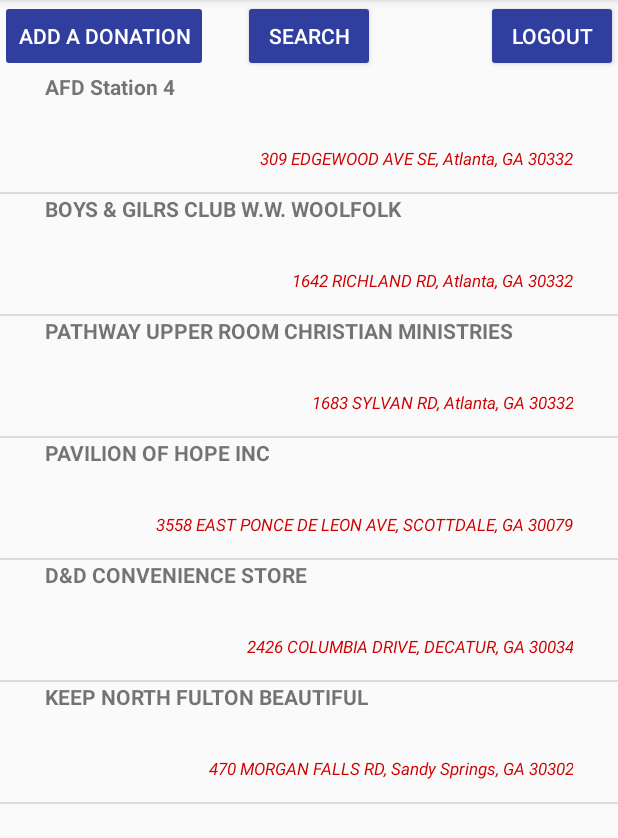
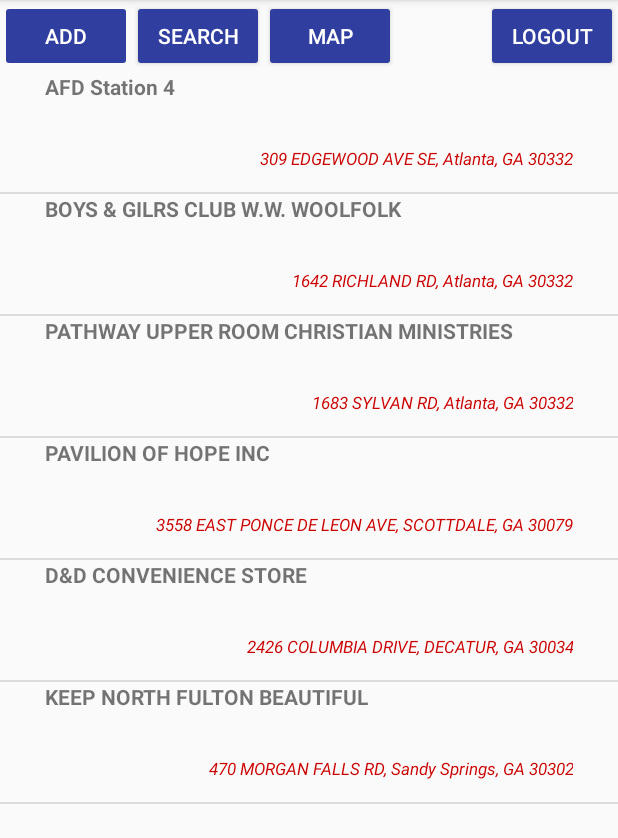
Before and after one commit to srikrishna-duvvuri/HappyThoughts, an Android app: the MainActivity screen opened directly, with no data from a screen before it, on a phone screen of 412 x 824 dp, the part 84-922 px from its top. Run offline under Robolectric (Android 15) with nearby library versions, the phone set to English and light mode, and no system bars; 1 statement that could not run was skipped.

```diff
--- a/app/build.gradle
+++ b/app/build.gradle
@@ -9,6 +9,7 @@ android {
         versionCode 1
         versionName "1.0"
         testInstrumentationRunner "android.support.test.runner.AndroidJUnitRunner"
+        resValue "string", "google_maps_key", (project.findProperty("GOOGLE_MAPS_API_KEY") ?: "")
     }
     buildTypes {
         release {
@@ -24,6 +25,7 @@ dependencies {
     implementation 'com.android.support:appcompat-v7:28.0.0'
     implementation 'com.android.support:design:28.0.0'
     implementation 'com.android.support.constraint:constraint-layout:1.1.3'
+    implementation 'com.google.android.gms:play-services-maps:16.0.0'
     testImplementation 'junit:junit:4.12'
     androidTestImplementation 'com.android.support.test:runner:1.0.2'
     androidTestImplementation 'com.android.support.test.espresso:espresso-core:3.0.2'
--- a/app/src/main/java/cs2340/happythoughts/Controllers/AddDonationActivity.java
+++ b/app/src/main/java/cs2340/happythoughts/Controllers/AddDonationActivity.java
@@ -24,8 +24,6 @@ import cs2340.happythoughts.Models.DonationItemsManager;
 import cs2340.happythoughts.Models.Location;
 import cs2340.happythoughts.Models.LocationsManager;
 import cs2340.happythoughts.R;
-
-import static cs2340.happythoughts.Controllers.MainActivity.currentUser;
 
 public class AddDonationActivity extends AppCompatActivity implements AdapterView.OnItemSelectedListener {
 
--- a/app/src/main/java/cs2340/happythoughts/Controllers/MainActivity.java
+++ b/app/src/main/java/cs2340/happythoughts/Controllers/MainActivity.java
@@ -2,8 +2,8 @@ package cs2340.happythoughts.Controllers;
 
 import android.content.Intent;
 import android.content.SharedPreferences;
+import android.os.Bundle;
 import android.support.v7.app.AppCompatActivity;
-import android.os.Bundle;
 import android.view.View;
 import android.widget.AdapterView;
 import android.widget.Button;
@@ -12,12 +12,9 @@ import android.widget.ListView;
 import com.google.gson.Gson;
 
 import java.io.BufferedReader;
-import java.io.File;
-import java.io.FileInputStream;
 import java.io.IOException;
 import java.io.InputStream;
 import java.io.InputStreamReader;
-import java.io.ObjectInputStream;
 import java.nio.charset.Charset;
 import java.util.ArrayList;
 import java.util.HashMap;
@@ -32,6 +29,7 @@ public class MainActivity extends AppCompatActivity {
     private Button mLogoutButton;
     private Button mAddDonation;
     private Button mSearchDonation;
+    private Button mMapButton;
     private static ArrayList<Location> locations;
     private ListView locationListView;
     public static ArrayList<DonationItem> donationsList = new ArrayList<>();
@@ -57,6 +55,7 @@ public class MainActivity extends AppCompatActivity {
         mLogoutButton = findViewById(R.id.logoutButton);
         mAddDonation = findViewById(R.id.addDonationButton);
         mSearchDonation = findViewById(R.id.searchButton);
+        mMapButton = findViewById(R.id.mapButton);
         locations = new ArrayList<>();
         readLocationData();
         locationListView = findViewById(R.id.locationList);
@@ -91,6 +90,13 @@ public class MainActivity extends AppCompatActivity {
             }
         });
 
+        mMapButton.setOnClickListener(new View.OnClickListener() {
+            @Override
+            public void onClick(View v) {
+                goToMap();
+            }
+        });
+
         locationListView.setOnItemClickListener(new AdapterView.OnItemClickListener() {
             @Override
             public void onItemClick(AdapterView<?> parent, View view, int position, long id) {
@@ -107,6 +113,11 @@ public class MainActivity extends AppCompatActivity {
                 startActivity(intent);
             }
         });
+    }
+
+    private void goToMap() {
+        Intent intent = new Intent(this, MapsActivity.class);
+        startActivity(intent);
     }
 
     private void searchDonation() {
--- a/app/src/main/res/layout/activity_main.xml
+++ b/app/src/main/res/layout/activity_main.xml
@@ -23,7 +23,7 @@
         android:layout_alignParentLeft="true"
         android:layout_alignParentTop="true"
         android:backgroundTint="?attr/colorPrimaryDark"
-        android:text="Add A Donation"
+        android:text="Add"
         android:textColor="@android:color/white" />
 
     <ListView
@@ -37,9 +37,19 @@
         android:layout_width="wrap_content"
         android:layout_height="wrap_content"
         android:layout_alignParentTop="true"
-        android:layout_centerHorizontal="true"
+        android:layout_toEndOf="@id/addDonationButton"
         android:backgroundTint="?attr/colorPrimaryDark"
         android:text="Search"
         android:textColor="@android:color/white" />
 
+    <Button
+        android:id="@+id/mapButton"
+        android:layout_width="wrap_content"
+        android:layout_height="wrap_content"
+        android:layout_alignParentTop="true"
+        android:layout_toEndOf="@id/searchButton"
+        android:backgroundTint="?attr/colorPrimaryDark"
+        android:text="Map"
+        android:textColor="@android:color/white" />
+
 </RelativeLayout>
--- a/app/src/main/res/values/strings.xml
+++ b/app/src/main/res/values/strings.xml
@@ -15,4 +15,5 @@
     </string>
     <string name="title_activity_item_details">ItemDetailsActivity</string>
     <string name="title_activity_search">SearchActivity</string>
+    <string name="title_activity_maps">Map</string>
 </resources>
--- a/gradle.properties
+++ b/gradle.properties
@@ -7,6 +7,7 @@
 # Specifies the JVM arguments used for the daemon process.
 # The setting is particularly useful for tweaking memory settings.
 org.gradle.jvmargs=-Xmx1536m
+GOOGLE_MAPS_API_KEY=AIzaSyACrJli874IS3FsTt0XIa5UZrmqzRtbjCU
 # When configured, Gradle will run in incubating parallel mode.
 # This option should only be used with decoupled projects. More details, visit
 # http://www.gradle.org/docs/current/userguide/multi_project_builds.html#sec:decoupled_projects
```
Also changed, not shown: app/src/debug/res/values/google_maps_api.xml (added, +23 -0 lines), app/src/main/AndroidManifest.xml (+25 -1 lines), app/src/main/java/cs2340/happythoughts/Controllers/MapsActivity.java (added, +58 -0 lines), app/src/main/res/layout/activity_maps.xml (added, +8 -0 lines), 1 other file.
